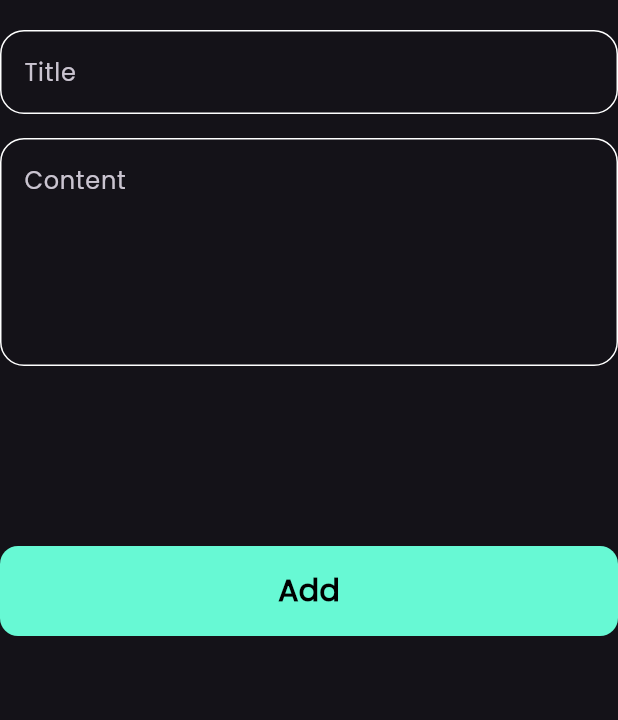
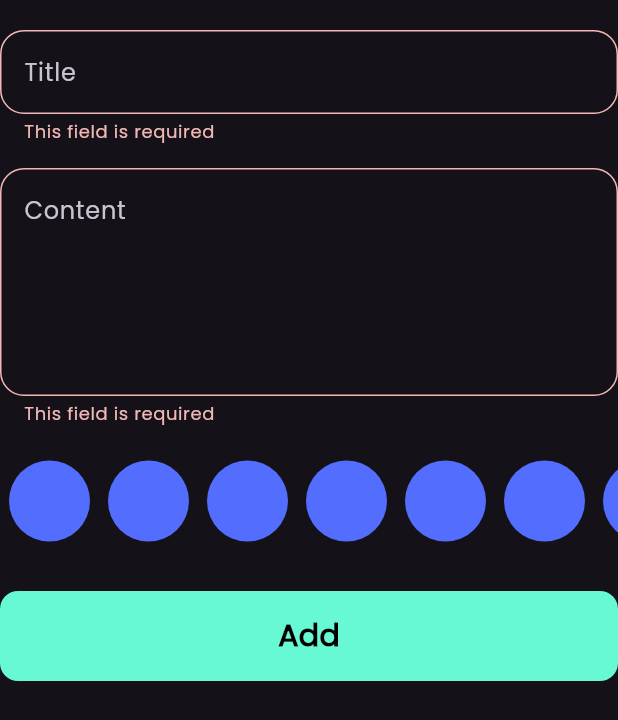
Before and after one commit to Ali-Ahmad-0/notes-app, a Flutter app: the AddFormField widget shown alone on an empty page, opened directly, after a tap on "Add", on a phone screen of 412 x 824 dp. Shown: the top 720 px of the screen. Run offline on Flutter 3.47's test engine with Material 3 defaults, Android fonts, the phone set to English and light mode, and no system bars; our stand-ins replace bloc, flutter_bloc, font_awesome_flutter, hive, hive_flutter; accounts and stored records are empty.

Commit message:
note's color

```diff
--- a/lib/widgets/add_form_field.dart
+++ b/lib/widgets/add_form_field.dart
@@ -1,4 +1,5 @@
 import 'package:flutter/material.dart';
+import 'package:flutter/rendering.dart';
 import 'package:flutter_bloc/flutter_bloc.dart';
 import 'package:notes_app/cubits/add_note_cubit/add_note_cubit.dart';
 import 'package:notes_app/models/note_model.dart';
@@ -44,8 +45,26 @@ class _AddFormFieldState extends State<AddFormField> {
             content: 'Content',
             maxLines: 5,
           ),
+          SizedBox(
+            height: 20,
+          ),
+          SizedBox(
+            height: 60,
+            child: ListView.builder(
+                itemCount: 8,
+                scrollDirection: Axis.horizontal,
+                itemBuilder: (context, index) {
+                  return Padding(
+                    padding: const EdgeInsets.all(3),
+                    child: CircleAvatar(
+                      radius: 30,
+                      backgroundColor: Colors.indigoAccent,
+                    ),
+                  );
+                }),
+          ),
           const SizedBox(
-            height: 120,
+            height: 30,
           ),
           BlocBuilder<AddNoteCubit, AddNoteState>(
             builder: (context, state) {
--- a/lib/widgets/custom_Text_Field.dart
+++ b/lib/widgets/custom_Text_Field.dart
@@ -17,6 +17,13 @@ class CustomTextField extends StatelessWidget {
     return TextFormField(
       onChanged: onChanged,
       onSaved: onsaved,
+      validator: (value) {
+        if (value?.isEmpty ?? true) {
+          return 'This field is required';
+        } else {
+          return null;
+        }
+      },
       maxLines: maxLines,
       decoration: InputDecoration(
           hintText: content,
```
Also changed, not shown: lib/widgets/Note_Card.dart (+6 -8 lines), 4 other files.
